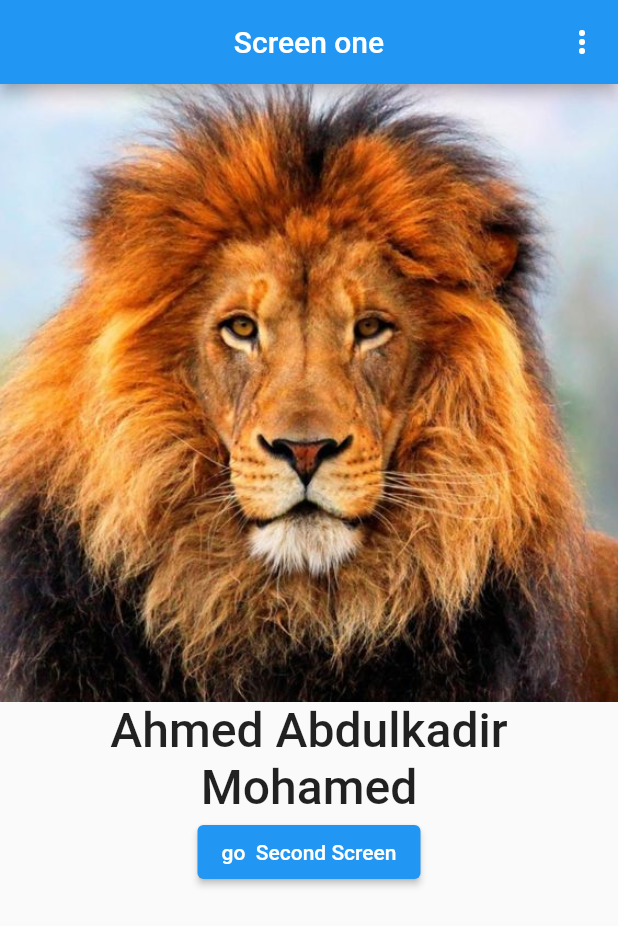
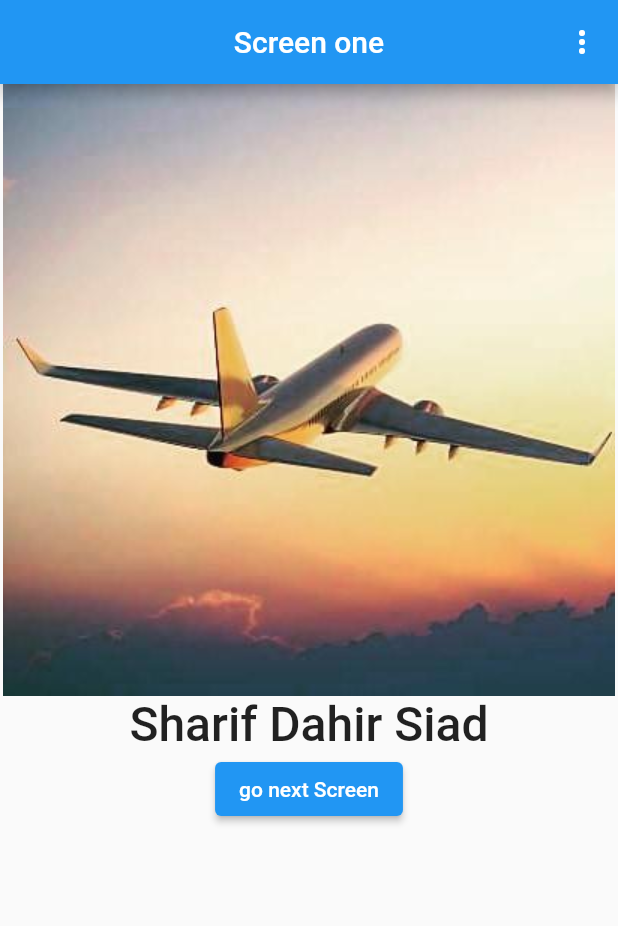
Before and after one commit to kabuur/flutter-assignment, a Flutter app: the screen it shows after launch, on a phone screen of 412 x 824 dp. Shown: the top 926 px of the screen. Run offline on Flutter 3.47's test engine with Material 2 defaults, Android fonts, the phone set to English and light mode, and no system bars.

Commit message:
flutter assignement

```diff
--- a/lib/main.dart
+++ b/lib/main.dart
@@ -9,10 +9,7 @@ void main() {
 
 class Main extends StatelessWidget {
   const Main({super.key});
-  final String name1 = "Ahmed Abdulkadir Mohamed";
-  final String image = 'images/l.jpg';
-  final String Titel_second_screen = "SECOND SCREEN";
-  final String Title_screen_one = "Screen one";
+  final String name1 = "Sharif Dahir Siad";
   @override
   Widget build(BuildContext context) {
     return Scaffold(
@@ -25,7 +22,7 @@ class Main extends StatelessWidget {
                     PopupMenuItem(value: "Kismayo", child: Text("Kismayo"))
                   ]))
         ],
-        title: Text(Title_screen_one),
+        title: Text("Screen one"),
         centerTitle: true,
       ),
       body: Center(
@@ -33,7 +30,7 @@ class Main extends StatelessWidget {
           children: [
             SafeArea(
               child: Image(
-                image: AssetImage(image),
+                image: AssetImage('images/a.jpg'),
                 fit: BoxFit.fill,
                 // height: 200,
                 // width: 200,
@@ -52,9 +49,9 @@ class Main extends StatelessWidget {
                 Navigator.push(
                     context,
                     MaterialPageRoute(
-                        builder: (context) => SecondScreen(name1,Titel_second_screen,image)));
+                        builder: (context) => SecondScreen(name1)));
               },
-              child: Text("go  Second Screen"),
+              child: Text("go next Screen"),
             )
           ],
         ),
--- a/pubspec.yaml
+++ b/pubspec.yaml
@@ -64,7 +64,7 @@ flutter:
     # - images/f.png
     # - images/lion.jpeg
     # - images/2.jpg
-    - images/l.jpg
+    - images/a.jpg
 
   # An image asset can refer to one or more resolution-specific "variants", see
   # https://flutter.dev/assets-and-images/#resolution-aware
```
Also changed, not shown: lib/second.dart (+3 -5 lines), images/a.jpg (added), images/l.jpg (deleted).
